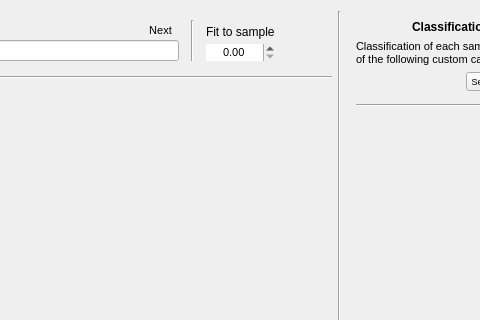
Before: the Qt Designer form ui/classification_dialog.ui in SMByC/AcATaMa, drawn with Qt 5; both pictures show x 823 to 1303 and y 0 to 320 of the 1389 by 803 pixel window.
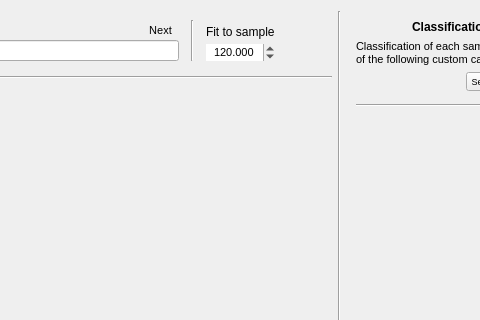
After: the same form once the commit is applied. Icons and pictures are not drawn. Custom widgets are drawn as their Qt base class.

Commit message: Implemented the fit and go to current sample and highlight the marker

The edit to the form file:
```diff
--- a/ui/classification_dialog.ui
+++ b/ui/classification_dialog.ui
@@ -246,6 +246,18 @@
            <property name="alignment">
             <set>Qt::AlignCenter</set>
            </property>
+           <property name="decimals">
+            <number>3</number>
+           </property>
+           <property name="minimum">
+            <double>1.000000000000000</double>
+           </property>
+           <property name="maximum">
+            <double>9000.000000000000000</double>
+           </property>
+           <property name="value">
+            <double>120.000000000000000</double>
+           </property>
           </widget>
          </item>
         </layout>
```
Left out of the diff: 5 changed lines with no effect on the pictures. The commit also changes 2 other files.
